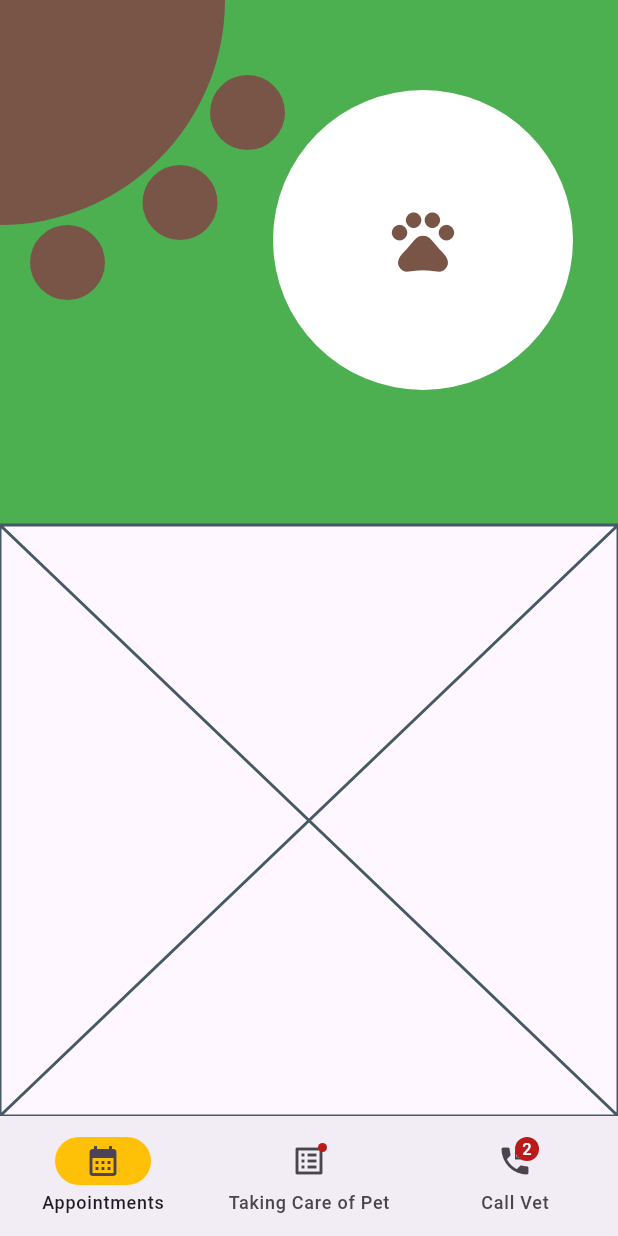
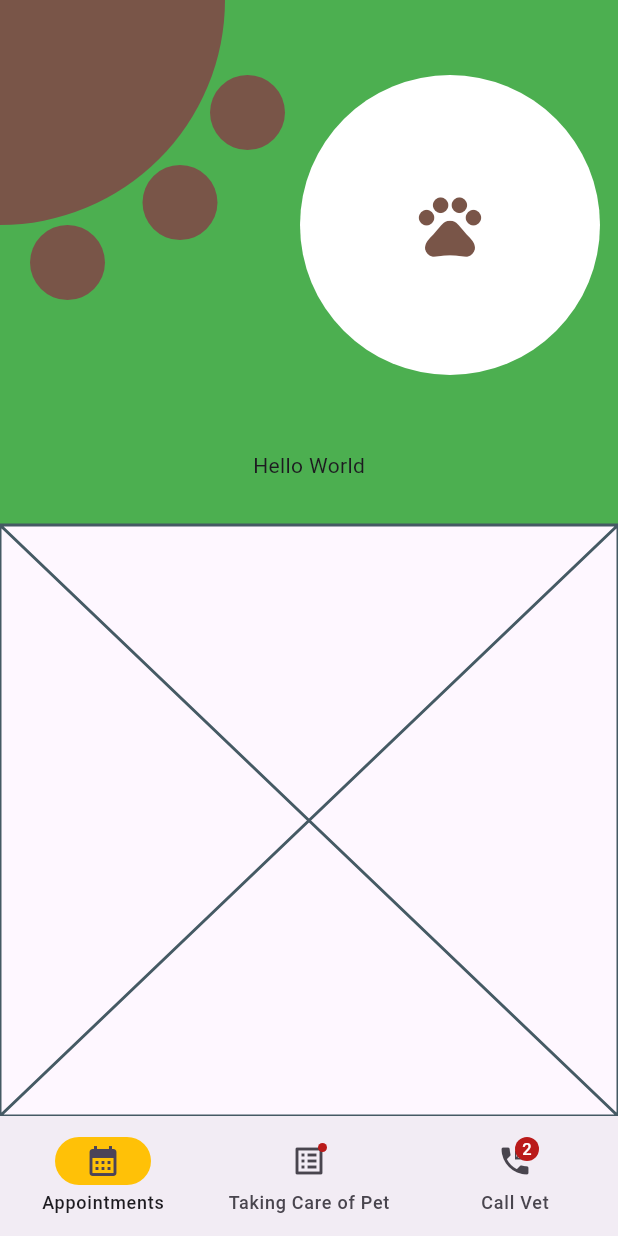
Before and after one commit to Patrick-Badiang/PetCareApp, a Flutter app: the screen it shows after launch, on a phone screen of 412 x 824 dp. Run offline on Flutter 3.47's test engine with Material 3 defaults, Android fonts, the light colour scheme and no system bars.

Commit message:
Removed stack and put it in a container, column

```diff
--- a/lib/main.dart
+++ b/lib/main.dart
@@ -66,7 +66,6 @@ class _MyHomePageState extends State<MyHomePage> {
       body: const Column(
         children: <Widget>[
           TopWidget(),
-
           Expanded(
             child: CenterWidget(),
           )
@@ -81,28 +80,42 @@ class TopWidget extends StatelessWidget {
 
   @override
   Widget build(BuildContext context) {
-    return  Stack(
+    return SizedBox(
+      height: 350,
+      child: Container(
+        color: Colors.green,
+        child: const Column(
+          children: [
+            PrintandCircle(),
+            Text("Hello World"),
+          ],
+        ),
+      ),
+    );
+  }
+}
+
+class PrintandCircle extends StatelessWidget {
+  const PrintandCircle({super.key});
+
+  @override
+  Widget build(BuildContext context) {
+    return const Row(
       children: [
         SizedBox(
-          height:350,
-          child: Container(color: Colors.green,)
-          ),
-
-        const SizedBox(
-          height: 200,
+          height: 300,
           width: 200,
           child: PawPrint(),
         ),
-        const Positioned(
+        Positioned(
           top: 60,
           right: 30,
-          child:  CircleAvatar(
+          child: CircleAvatar(
             radius: 100,
             backgroundColor: Colors.white,
             child: Icon(Icons.pets, size: 50, color: Colors.brown),
           ),
         ),
-
       ],
     );
   }
```
